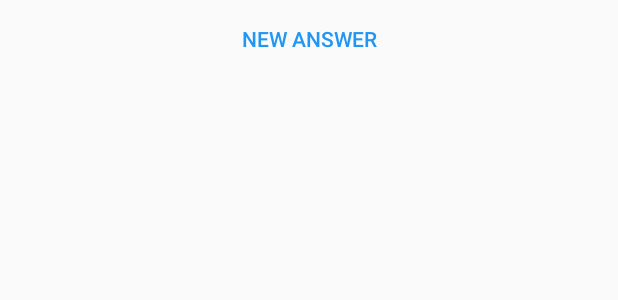
After one commit to CMPUT301W21T08/ProjectCurie, an Android app: the layout activity_answer_list.xml on its own in the app's theme, with its tools: preview values and no code run, on a phone screen of 412 x 824 dp. The commit adds this screen. Shown: the top 300 px of the screen. Run offline under Robolectric (Android 15) with nearby library versions, the phone set to English and light mode, and no system bars.

Commit message:
Add XML for AnswerListActivity and AddAnswerFragment. Update AndroidManifest to include AnswerListActivity. Add AnswerListActivity to have ability to add answers to questions. Create fragment to take user input for answer.

```diff
--- a/app/src/main/AndroidManifest.xml
+++ b/app/src/main/AndroidManifest.xml
@@ -39,6 +39,9 @@
             android:name=".UserProfileActivity"
             android:parentActivityName=".MainActivity" />
         <activity
+            android:name=".AnswerListActivity"
+            android:parentActivityName=".AnswerListActivity" />
+        <activity
             android:name=".ExperimentOverviewActivity"
             android:parentActivityName=".MainActivity" />
         <activity
--- /dev/null
+++ b/app/src/main/res/layout/activity_answer_list.xml
@@ -0,0 +1,31 @@
+<?xml version="1.0" encoding="utf-8"?>
+<androidx.constraintlayout.widget.ConstraintLayout xmlns:android="http://schemas.android.com/apk/res/android"
+    xmlns:app="http://schemas.android.com/apk/res-auto"
+    xmlns:tools="http://schemas.android.com/tools"
+    android:id="@+id/comments_fragment"
+    android:layout_width="match_parent"
+    android:layout_height="match_parent"
+    tools:context=".AnswerListActivity">
+
+    <Button
+        android:id="@+id/add_answer_btn"
+        style="@android:style/Widget.Material.Light.Button.Borderless"
+        android:layout_width="409dp"
+        android:layout_height="51dp"
+        android:backgroundTint="#FFFFFF"
+        android:text="New Answer"
+        android:textColor="#2196F3"
+        app:layout_constraintEnd_toEndOf="parent"
+        app:layout_constraintHorizontal_bias="0.5"
+        app:layout_constraintStart_toStartOf="parent"
+        app:layout_constraintTop_toBottomOf="@+id/answersListView" />
+
+    <ListView
+        android:id="@+id/answersListView"
+        android:layout_width="match_parent"
+        android:layout_height="wrap_content"
+        app:layout_constraintEnd_toEndOf="parent"
+        app:layout_constraintStart_toStartOf="parent"
+        app:layout_constraintTop_toTopOf="parent" />
+
+</androidx.constraintlayout.widget.ConstraintLayout>
```
Also changed, not shown: app/src/main/java/com/example/projectcurie/AddAnswerFragment.java (added, +64 -0 lines), app/src/main/java/com/example/projectcurie/AnswerListActivity.java (added, +47 -0 lines), app/src/main/java/com/example/projectcurie/ExperimentCommentsFragment.java (+11 -0 lines), app/src/main/res/layout/fragment_add_answer.xml (added, +24 -0 lines).
